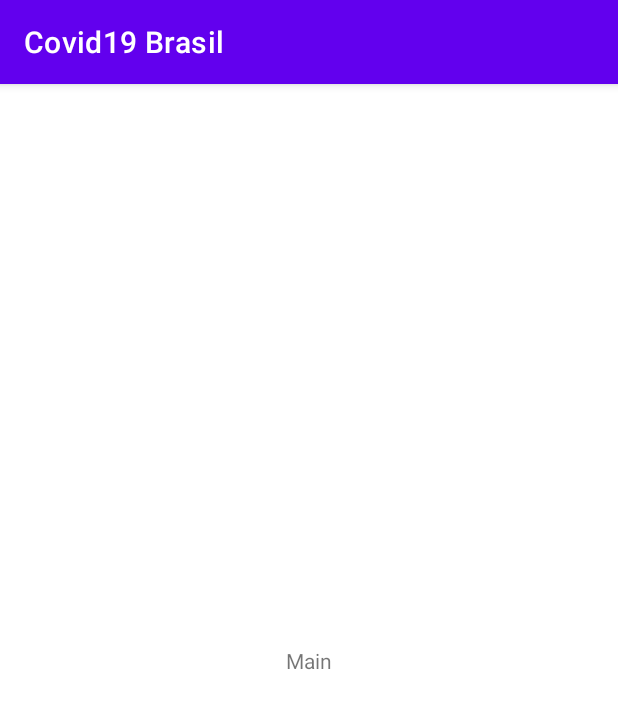
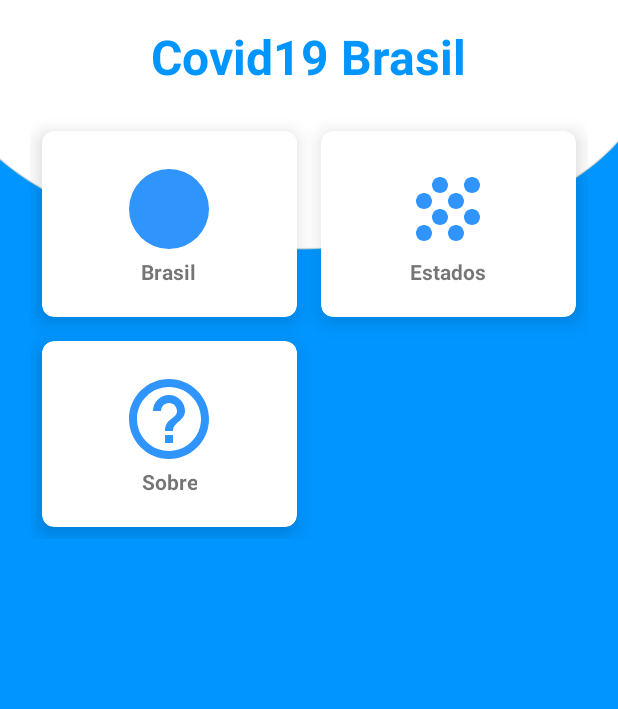
Before and after one commit to danielcesario/Covid19Brasil, an Android app: the screen it shows after launch (MainActivity), on a phone screen of 412 x 824 dp. Shown: the top 709 px of the screen. Run offline under Robolectric (Android 15) with nearby library versions, the phone set to English and light mode, and no system bars.

Commit message:
Main screen and navigation

```diff
--- a/app/src/main/AndroidManifest.xml
+++ b/app/src/main/AndroidManifest.xml
@@ -3,7 +3,6 @@
     package="com.example.dadoscovidbrasil">
 
     <uses-permission android:name="android.permission.INTERNET" />
-    <uses-feature android:name="android.hardware.type.watch" />
 
     <application
         android:name=".MyApplication"
@@ -19,8 +18,21 @@
                 <category android:name="android.intent.category.LAUNCHER" />
             </intent-filter>
         </activity>
-        <activity android:name=".ui.CountryActivity" />
-        <activity android:name=".ui.ListStatesActivity" />
+        <activity android:name=".ui.CountryActivity">
+            <meta-data
+                android:name="android.support.PARENT_ACTIVITY"
+                android:value=".ui.MainActivity" />
+        </activity>
+        <activity android:name=".ui.ListStatesActivity">
+            <meta-data
+                android:name="android.support.PARENT_ACTIVITY"
+                android:value=".ui.MainActivity" />
+        </activity>
+        <activity android:name=".ui.AboutActivity">
+            <meta-data
+                android:name="android.support.PARENT_ACTIVITY"
+                android:value=".ui.MainActivity" />
+        </activity>
     </application>
 
 </manifest>
--- /dev/null
+++ b/app/src/main/java/com/example/dadoscovidbrasil/ui/AboutActivity.kt
@@ -0,0 +1,13 @@
+package com.example.dadoscovidbrasil.ui
+
+import android.os.Bundle
+import androidx.appcompat.app.AppCompatActivity
+import com.example.dadoscovidbrasil.R
+
+class AboutActivity : AppCompatActivity() {
+
+    override fun onCreate(savedInstanceState: Bundle?) {
+        super.onCreate(savedInstanceState)
+        setContentView(R.layout.activity_about)
+    }
+}
--- a/app/src/main/java/com/example/dadoscovidbrasil/ui/CountryActivity.kt
+++ b/app/src/main/java/com/example/dadoscovidbrasil/ui/CountryActivity.kt
@@ -18,7 +18,8 @@ class CountryActivity : AppCompatActivity() {
 
     override fun onCreate(savedInstanceState: Bundle?) {
         super.onCreate(savedInstanceState)
-        setContentView(R.layout.activity_main)
+        //actionBar.setDisplayHomeAsUpEnabled(true);
+        setContentView(R.layout.activity_country)
 
         val covid19BrazilServiceAPI: Covid19BrazilServiceAPI = get()
         val covid19BrazilService: Covid19BrazilService = covid19BrazilServiceAPI.getCovid19BrazilService()
--- a/app/src/main/java/com/example/dadoscovidbrasil/ui/MainActivity.kt
+++ b/app/src/main/java/com/example/dadoscovidbrasil/ui/MainActivity.kt
@@ -1,13 +1,31 @@
 package com.example.dadoscovidbrasil.ui
 
+import android.content.Intent
 import android.os.Bundle
 import androidx.appcompat.app.AppCompatActivity
 import com.example.dadoscovidbrasil.R
+import kotlinx.android.synthetic.main.activity_main.*
 
 class MainActivity : AppCompatActivity() {
 
     override fun onCreate(savedInstanceState: Bundle?) {
         super.onCreate(savedInstanceState)
+        supportActionBar?.hide()
         setContentView(R.layout.activity_main)
+
+        country_card.setOnClickListener {
+            val intent = Intent(this, CountryActivity::class.java)
+            startActivity(intent)
+        }
+
+        state_card.setOnClickListener {
+            val intent = Intent(this, ListStatesActivity::class.java)
+            startActivity(intent)
+        }
+
+        about_card.setOnClickListener {
+            val intent = Intent(this, AboutActivity::class.java)
+            startActivity(intent)
+        }
     }
 }
--- /dev/null
+++ b/app/src/main/res/drawable/ic_about.xml
@@ -0,0 +1,5 @@
+<vector android:autoMirrored="true" android:height="64dp"
+    android:tint="#2F94FC" android:viewportHeight="24"
+    android:viewportWidth="24" android:width="64dp" xmlns:android="http://schemas.android.com/apk/res/android">
+    <path android:fillColor="@android:color/white" android:pathData="M11,18h2v-2h-2v2zM12,2C6.48,2 2,6.48 2,12s4.48,10 10,10 10,-4.48 10,-10S17.52,2 12,2zM12,20c-4.41,0 -8,-3.59 -8,-8s3.59,-8 8,-8 8,3.59 8,8 -3.59,8 -8,8zM12,6c-2.21,0 -4,1.79 -4,4h2c0,-1.1 0.9,-2 2,-2s2,0.9 2,2c0,2 -3,1.75 -3,5h2c0,-2.25 3,-2.5 3,-5 0,-2.21 -1.79,-4 -4,-4z"/>
+</vector>
--- /dev/null
+++ b/app/src/main/res/drawable/ic_country.xml
@@ -0,0 +1,5 @@
+<vector android:height="64dp" android:tint="#2F94FC"
+    android:viewportHeight="24" android:viewportWidth="24"
+    android:width="64dp" xmlns:android="http://schemas.android.com/apk/res/android">
+    <path android:fillColor="@android:color/white" android:pathData="M12,12m-10,0a10,10 0,1 1,20 0a10,10 0,1 1,-20 0"/>
+</vector>
--- /dev/null
+++ b/app/src/main/res/drawable/ic_state.xml
@@ -0,0 +1,5 @@
+<vector android:height="64dp" android:tint="#2F94FC"
+    android:viewportHeight="24" android:viewportWidth="24"
+    android:width="64dp" xmlns:android="http://schemas.android.com/apk/res/android">
+    <path android:fillColor="@android:color/white" android:pathData="M10,12c-1.1,0 -2,0.9 -2,2s0.9,2 2,2 2,-0.9 2,-2 -0.9,-2 -2,-2zM6,8c-1.1,0 -2,0.9 -2,2s0.9,2 2,2 2,-0.9 2,-2 -0.9,-2 -2,-2zM6,16c-1.1,0 -2,0.9 -2,2s0.9,2 2,2 2,-0.9 2,-2 -0.9,-2 -2,-2zM18,8c1.1,0 2,-0.9 2,-2s-0.9,-2 -2,-2 -2,0.9 -2,2 0.9,2 2,2zM14,16c-1.1,0 -2,0.9 -2,2s0.9,2 2,2 2,-0.9 2,-2 -0.9,-2 -2,-2zM18,12c-1.1,0 -2,0.9 -2,2s0.9,2 2,2 2,-0.9 2,-2 -0.9,-2 -2,-2zM14,8c-1.1,0 -2,0.9 -2,2s0.9,2 2,2 2,-0.9 2,-2 -0.9,-2 -2,-2zM10,4c-1.1,0 -2,0.9 -2,2s0.9,2 2,2 2,-0.9 2,-2 -0.9,-2 -2,-2z"/>
+</vector>
--- /dev/null
+++ b/app/src/main/res/layout/activity_about.xml
@@ -0,0 +1,21 @@
+<?xml version="1.0" encoding="utf-8"?>
+<androidx.constraintlayout.widget.ConstraintLayout xmlns:android="http://schemas.android.com/apk/res/android"
+    xmlns:app="http://schemas.android.com/apk/res-auto"
+    xmlns:tools="http://schemas.android.com/tools"
+    android:layout_width="match_parent"
+    android:layout_height="match_parent"
+    android:padding="@dimen/box_inset_layout_padding"
+    tools:context=".ui.AboutActivity"
+    tools:deviceIds="wear">
+
+    <TextView
+        android:id="@+id/text"
+        android:layout_width="wrap_content"
+        android:layout_height="wrap_content"
+        android:text="About"
+        app:layout_constraintBottom_toBottomOf="parent"
+        app:layout_constraintEnd_toEndOf="parent"
+        app:layout_constraintStart_toStartOf="parent"
+        app:layout_constraintTop_toTopOf="parent" />
+
+</androidx.constraintlayout.widget.ConstraintLayout>
--- a/app/src/main/res/layout/activity_main.xml
+++ b/app/src/main/res/layout/activity_main.xml
@@ -1,18 +1,137 @@
 <?xml version="1.0" encoding="utf-8"?>
-<androidx.constraintlayout.widget.ConstraintLayout xmlns:android="http://schemas.android.com/apk/res/android"
-    xmlns:app="http://schemas.android.com/apk/res-auto"
+<RelativeLayout xmlns:android="http://schemas.android.com/apk/res/android"
     xmlns:tools="http://schemas.android.com/tools"
     android:layout_width="match_parent"
     android:layout_height="match_parent"
+    xmlns:app="http://schemas.android.com/apk/res-auto"
+    android:weightSum="5"
+    android:background="@drawable/background"
     tools:context=".ui.MainActivity">
 
     <TextView
+        android:id="@+id/main_title"
         android:layout_width="wrap_content"
         android:layout_height="wrap_content"
-        android:text="Main"
-        app:layout_constraintBottom_toBottomOf="parent"
-        app:layout_constraintEnd_toEndOf="parent"
-        app:layout_constraintStart_toStartOf="parent"
-        app:layout_constraintTop_toTopOf="parent" />
+        android:layout_centerHorizontal="true"
+        android:text="Covid19 Brasil"
+        android:textStyle="bold"
+        android:textSize="32dp"
+        android:textColor="#0095FF"
+        android:layout_marginTop="16dp" />
 
-</androidx.constraintlayout.widget.ConstraintLayout>
+    <GridLayout
+        android:layout_width="match_parent"
+        android:layout_height="280dp"
+        android:layout_below="@id/main_title"
+        android:layout_marginTop="16dp"
+        android:rowCount="2"
+        android:columnCount="2"
+        android:layout_margin="20dp">
+
+        <com.google.android.material.card.MaterialCardView
+            android:id="@+id/country_card"
+            android:layout_width="wrap_content"
+            android:layout_height="wrap_content"
+            android:layout_row="0"
+            android:layout_column="0"
+            android:layout_gravity="fill"
+            android:layout_rowWeight="1"
+            android:layout_columnWeight="1"
+            android:layout_margin="8dp"
+            app:cardCornerRadius="8dp"
+            android:elevation="8dp"
+            app:cardElevation="8dp">
+
+            <LinearLayout
+                android:layout_width="wrap_content"
+                android:layout_height="wrap_content"
+                android:orientation="vertical"
+                android:gravity="center"
+                android:layout_gravity="center_vertical|center_horizontal">
+
+                <ImageView
+                    android:layout_width="wrap_content"
+                    android:layout_height="wrap_content"
+                    android:src="@drawable/ic_country" />
+
+                <TextView
+                    android:layout_width="wrap_content"
+                    android:layout_height="wrap_content"
+                    android:text="Brasil"
+                    android:textStyle="bold"
+                    android:textAlignment="center" />
+            </LinearLayout>
+        </com.google.android.material.card.MaterialCardView>
+
+        <com.google.android.material.card.MaterialCardView
+            android:id="@+id/state_card"
+            android:layout_width="wrap_content"
+            android:layout_height="wrap_content"
+            android:layout_row="0"
+            android:layout_column="1"
+            android:layout_gravity="fill"
+            android:layout_rowWeight="1"
+            android:layout_columnWeight="1"
+            android:layout_margin="8dp"
+            app:cardCornerRadius="8dp"
+            android:elevation="8dp"
+            app:cardElevation="8dp">
+
+            <LinearLayout
+                android:layout_width="wrap_content"
+                android:layout_height="wrap_content"
+                android:orientation="vertical"
+                android:gravity="center"
+                android:layout_gravity="center_vertical|center_horizontal">
+
+                <ImageView
+                    android:layout_width="wrap_content"
+                    android:layout_height="wrap_content"
+                    android:src="@drawable/ic_state" />
+
+                <TextView
+                    android:layout_width="wrap_content"
+                    android:layout_height="wrap_content"
+                    android:text="Estados"
+                    android:textStyle="bold"
+                    android:textAlignment="center" />
+            </LinearLayout>
+        </com.google.android.material.card.MaterialCardView>
+
+        <com.google.android.material.card.MaterialCardView
+            android:id="@+id/about_card"
+            android:layout_width="wrap_content"
+            android:layout_height="wrap_content"
+            android:layout_row="1"
+            android:layout_column="0"
+            android:layout_gravity="fill"
+            android:layout_rowWeight="1"
+            android:layout_columnWeight="1"
+            android:layout_margin="8dp"
+            app:cardCornerRadius="8dp"
+            android:elevation="8dp"
+            app:cardElevation="8dp">
+
+            <LinearLayout
+                android:layout_width="wrap_content"
+                android:layout_height="wrap_content"
+                android:orientation="vertical"
+                android:gravity="center"
+                android:layout_gravity="center_vertical|center_horizontal">
+
+                <ImageView
+                    android:layout_width="wrap_content"
+                    android:layout_height="wrap_content"
+                    android:src="@drawable/ic_about" />
+
+                <TextView
+                    android:layout_width="wrap_content"
+                    android:layout_height="wrap_content"
+                    android:text="Sobre"
+                    android:textStyle="bold"
+                    android:textAlignment="center" />
+            </LinearLayout>
+        </com.google.android.material.card.MaterialCardView>
+
+    </GridLayout>
+</RelativeLayout>
--- a/app/src/main/res/values/strings.xml
+++ b/app/src/main/res/values/strings.xml
@@ -6,5 +6,5 @@
     <string name="deaths_label">Mortes</string>
     <string name="recovered_label">Recuperados</string>
     <string name="state_label">Estado</string>
-    <string name="state_value_formated">%1$s - %2$s</string>
+    <string name="title_activity_about">AboutActivity</string>
 </resources>
```
Also changed, not shown: app/src/main/res/drawable/background.jpg (added).
